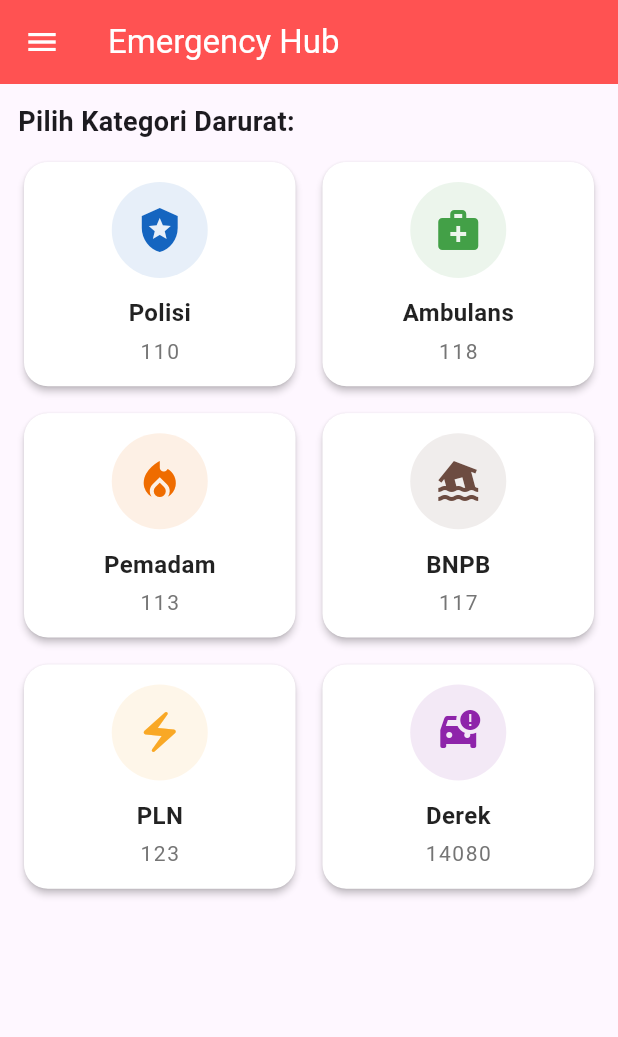
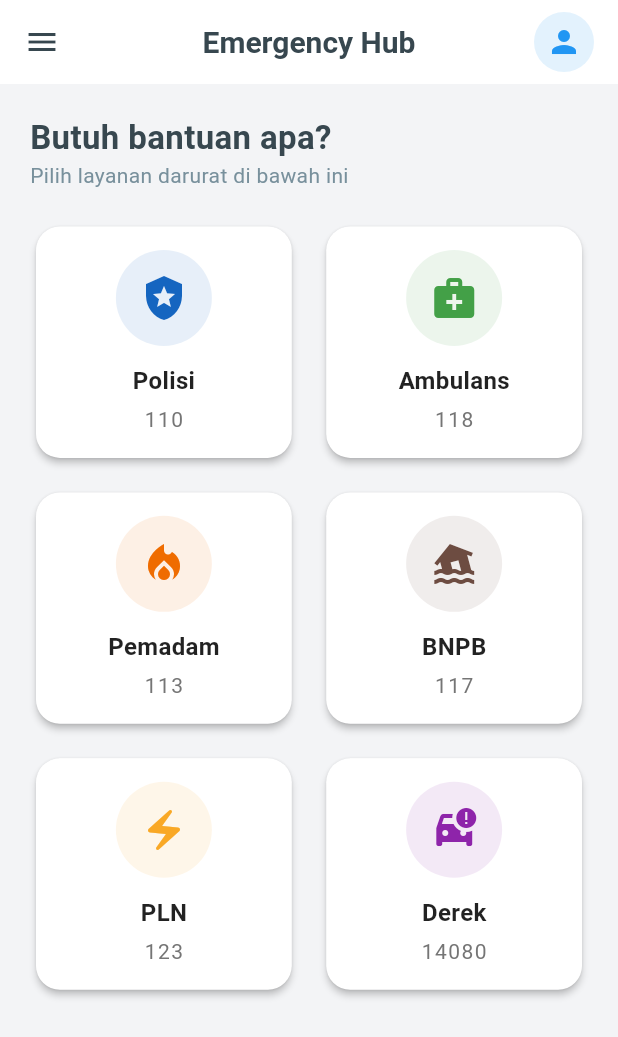
Before and after one commit to MasDaisuke/emergency-hub, a Flutter app: the DashboardPage screen opened directly, on a phone screen of 412 x 824 dp. Shown: the top 1037 px of the screen. Run offline on Flutter 3.47's test engine with Material 3 defaults, Android fonts, the light colour scheme and no system bars; our stand-ins replace geolocator, image_picker, shared_preferences; accounts and stored records are empty.

Commit message:
update dasboard_page

```diff
--- a/lib/presentation/pages/dashboard_page.dart
+++ b/lib/presentation/pages/dashboard_page.dart
@@ -2,13 +2,12 @@
 import 'package:provider/provider.dart';
 import '../../domain/entities/kategori_entity.dart';
 import '../widgets/instansi_card_widget.dart';
-import '../providers/auth_provider.dart'; // Import AuthProvider
+import '../providers/auth_provider.dart';
 import 'form_lapor_page.dart';
 import 'riwayat_page.dart';
-import 'login_page.dart'; // Import Login Page
+import 'login_page.dart';
 
 class DashboardPage extends StatelessWidget {
-  // Data statis kategori instansi
   final List<KategoriEntity> instansiList = [
     KategoriEntity(
       nama: 'Polisi',
@@ -50,25 +49,51 @@
 
   @override
   Widget build(BuildContext context) {
+    final Color bgSilver = Color(0xFFF3F4F6);
+    final Color textDark = Colors.blueGrey[800]!;
+
     return Scaffold(
+      backgroundColor: bgSilver,
       appBar: AppBar(
-        title: Text("Emergency Hub"),
-        backgroundColor: Colors.redAccent,
-        foregroundColor: Colors.white,
+        backgroundColor: Colors.white,
+        elevation: 0,
+        centerTitle: true,
+        iconTheme: IconThemeData(color: textDark),
+        title: Text(
+          "Emergency Hub",
+          style: TextStyle(
+            color: textDark,
+            fontWeight: FontWeight.bold,
+            fontSize: 20,
+          ),
+        ),
+        actions: [
+          Padding(
+            padding: const EdgeInsets.only(right: 16.0),
+            child: CircleAvatar(
+              backgroundColor: Colors.blue[50],
+              child: Icon(Icons.person, color: Colors.blue),
+            ),
+          ),
+        ],
       ),
-
-      // === MENU SAMPING (DRAWER) ===
       drawer: Drawer(
         child: ListView(
           padding: EdgeInsets.zero,
           children: [
             DrawerHeader(
-              decoration: BoxDecoration(color: Colors.redAccent),
+              decoration: BoxDecoration(
+                gradient: LinearGradient(
+                  colors: [Color(0xFF4FC3F7), Color(0xFF2196F3)],
+                  begin: Alignment.topLeft,
+                  end: Alignment.bottomRight,
+                ),
+              ),
               child: Column(
                 crossAxisAlignment: CrossAxisAlignment.start,
                 mainAxisAlignment: MainAxisAlignment.end,
                 children: [
-                  Icon(Icons.emergency, size: 50, color: Colors.white),
+                  Icon(Icons.emergency_outlined, size: 50, color: Colors.white),
                   SizedBox(height: 10),
                   Text(
                     "Menu Aplikasi",
@@ -82,14 +107,12 @@
               ),
             ),
             ListTile(
-              leading: Icon(Icons.dashboard, color: Colors.redAccent),
+              leading: Icon(Icons.dashboard_outlined, color: Colors.blue),
               title: Text("Dashboard"),
-              onTap: () {
-                Navigator.pop(context); // Tutup drawer
-              },
+              onTap: () => Navigator.pop(context),
             ),
             ListTile(
-              leading: Icon(Icons.history, color: Colors.redAccent),
+              leading: Icon(Icons.history, color: Colors.blue),
               title: Text("Riwayat Laporan"),
               onTap: () {
                 Navigator.pop(context);
@@ -99,20 +122,15 @@
                 );
               },
             ),
-
-            // === TOMBOL LOGOUT (POSISI YANG BENAR DISINI) ===
             Divider(),
             ListTile(
-              leading: Icon(Icons.logout, color: Colors.red),
-              title: Text("Logout", style: TextStyle(color: Colors.red)),
+              leading: Icon(Icons.logout, color: Colors.redAccent),
+              title: Text("Logout", style: TextStyle(color: Colors.redAccent)),
               onTap: () async {
-                // 1. Panggil fungsi logout dari Provider
                 await Provider.of<AuthProvider>(
                   context,
                   listen: false,
                 ).logout();
-
-                // 2. Kembali ke Halaman Login & Hapus semua history navigasi sebelumnya
                 Navigator.pushAndRemoveUntil(
                   context,
                   MaterialPageRoute(builder: (_) => LoginPage()),
@@ -120,29 +138,37 @@
                 );
               },
             ),
-            // ================================================
           ],
         ),
       ),
-
-      // === ISI UTAMA HALAMAN ===
       body: Padding(
-        padding: const EdgeInsets.all(12.0),
+        padding: const EdgeInsets.fromLTRB(20, 20, 20, 0),
         child: Column(
           crossAxisAlignment: CrossAxisAlignment.start,
           children: [
+            // Sapaan Header
             Text(
-              "Pilih Kategori Darurat:",
-              style: TextStyle(fontSize: 18, fontWeight: FontWeight.bold),
+              "Butuh bantuan apa?",
+              style: TextStyle(
+                fontSize: 22,
+                fontWeight: FontWeight.bold,
+                color: textDark,
+              ),
             ),
-            SizedBox(height: 10),
+            Text(
+              "Pilih layanan darurat di bawah ini",
+              style: TextStyle(fontSize: 14, color: Colors.blueGrey[400]),
+            ),
+
+            SizedBox(height: 20),
             Expanded(
               child: GridView.builder(
+                padding: EdgeInsets.only(bottom: 20),
                 gridDelegate: SliverGridDelegateWithFixedCrossAxisCount(
                   crossAxisCount: 2,
-                  crossAxisSpacing: 10,
-                  mainAxisSpacing: 10,
-                  childAspectRatio: 1.2,
+                  crossAxisSpacing: 15,
+                  mainAxisSpacing: 15,
+                  childAspectRatio: 1.1,
                 ),
                 itemCount: instansiList.length,
                 itemBuilder: (context, index) {
```
